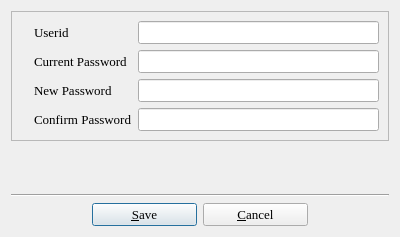
This is password.ui in textbrowser/biblioteq as Qt 5 draws it before an edit. The edited form follows.
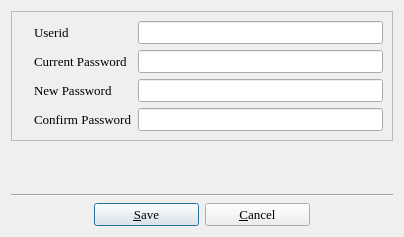
This is the edited form. Icons and pictures are not drawn.

Diff of the .ui file:
```diff
--- a/password.ui
+++ b/password.ui
@@ -10,12 +10,6 @@
     <height>237</height>
    </rect>
   </property>
-  <property name="minimumSize">
-   <size>
-    <width>400</width>
-    <height>0</height>
-   </size>
-  </property>
   <property name="maximumSize">
    <size>
     <width>16777215</width>
```
